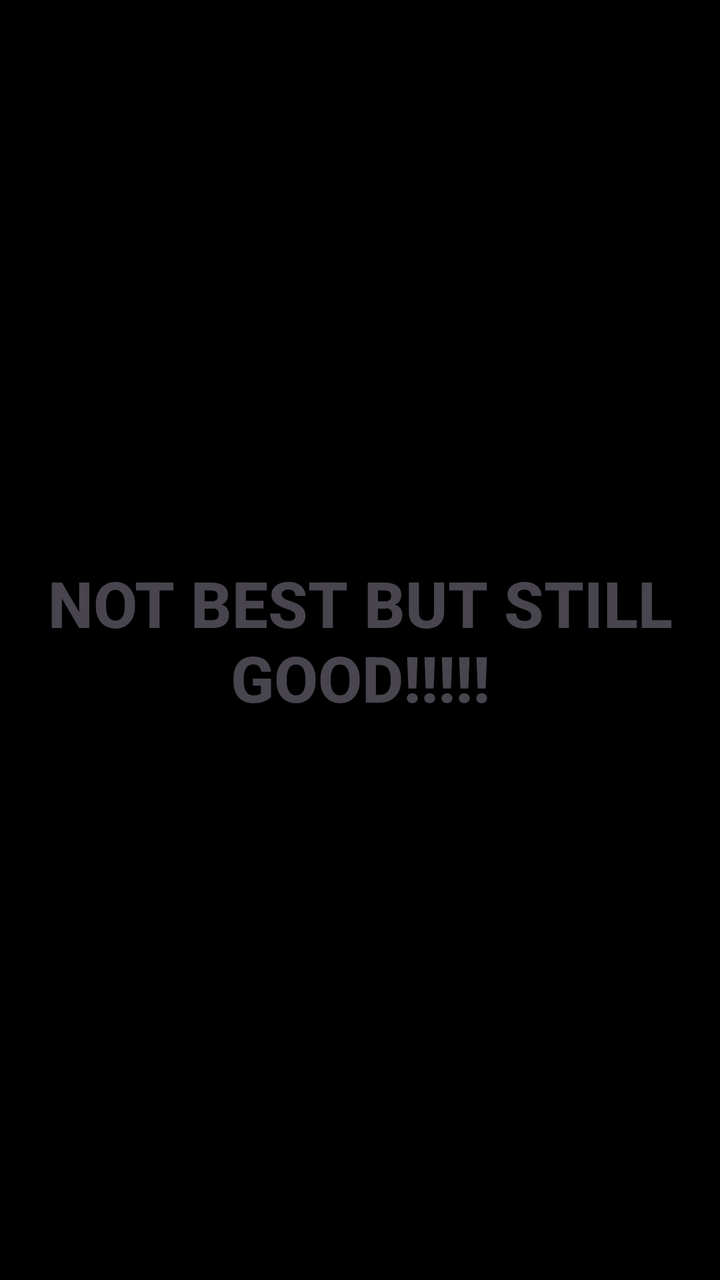
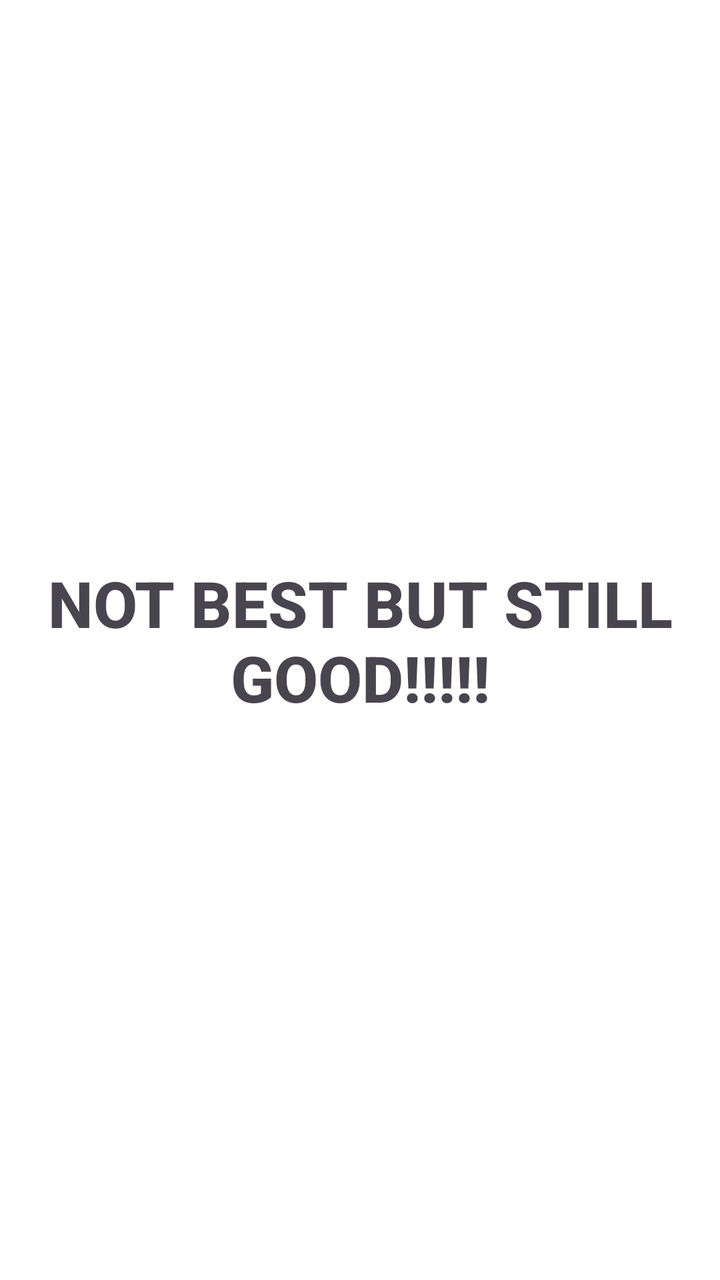

An Android layout rendered at two revisions. The XML below is the earlier revision; the diff shows what the commit changed to produce the second picture.
<!-- AndroidManifest.xml: application theme Theme.MyApplication -->
<!-- res/layout/activity_main.xml -->
<?xml version="1.0" encoding="utf-8"?>
<androidx.constraintlayout.widget.ConstraintLayout xmlns:android="http://schemas.android.com/apk/res/android"
    xmlns:app="http://schemas.android.com/apk/res-auto"
    xmlns:tools="http://schemas.android.com/tools"
    android:id="@+id/main"
    android:layout_width="match_parent"
    android:layout_height="match_parent"
    android:background="@color/black"
    tools:context=".MainActivity">

    <TextView
        android:layout_width="wrap_content"
        android:layout_height="wrap_content"
        android:text="NOT BEST BUT STILL GOOD!!!!!"
        app:layout_constraintBottom_toBottomOf="parent"
        app:layout_constraintEnd_toEndOf="parent"
        android:textSize="32sp"
        android:textStyle="bold"
        android:fontFamily="sans-serif-medium"
        android:gravity="center"
        app:layout_constraintStart_toStartOf="parent"
        app:layout_constraintTop_toTopOf="parent" />



</androidx.constraintlayout.widget.ConstraintLayout>
<!-- resources referenced by this layout -->
<resources>
  <color name="black">#FF000000</color>
  <style name="Theme.MyApplication" parent="Base.Theme.MyApplication" />
  <style name="Base.Theme.MyApplication" parent="Theme.Material3.DayNight.NoActionBar">
          
          
      </style>
</resources>

<!-- the commit's change to res/layout/activity_main.xml (unified diff, before → after) -->
@@ -5,7 +5,7 @@
     android:id="@+id/main"
     android:layout_width="match_parent"
     android:layout_height="match_parent"
-    android:background="@color/black"
+    android:background="@color/white"
     tools:context=".MainActivity">
 
     <TextView
<!-- resource entries referenced after the edit -->
@@ -1,6 +1,6 @@
 <!-- resources referenced by this layout -->
 <resources>
-  <color name="black">#FF000000</color>
+  <color name="white">#FFFFFFFF</color>
   <style name="Theme.MyApplication" parent="Base.Theme.MyApplication" />
   <style name="Base.Theme.MyApplication" parent="Theme.Material3.DayNight.NoActionBar">
           
